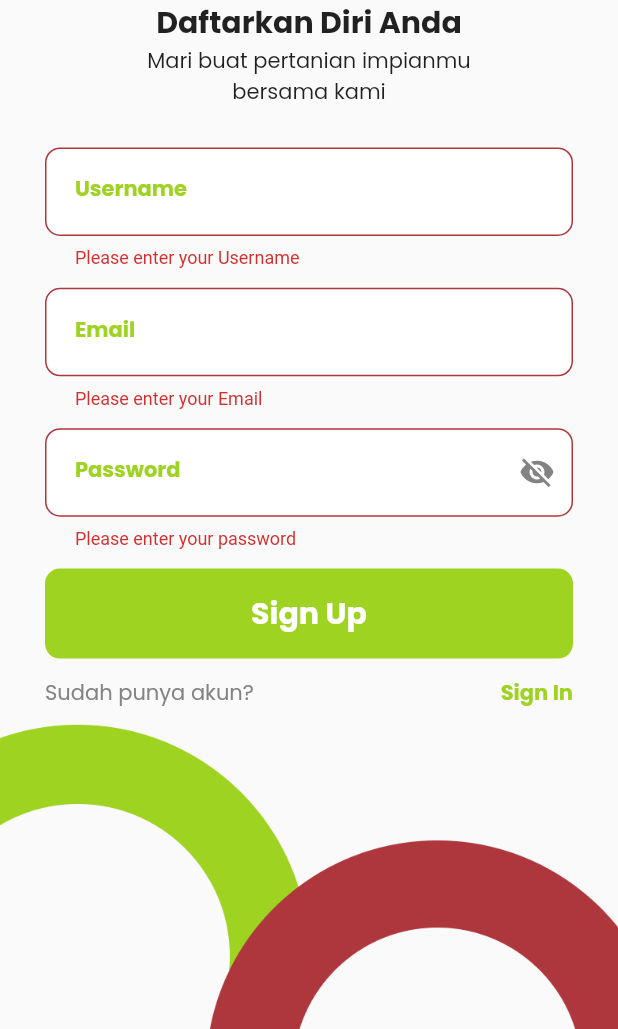
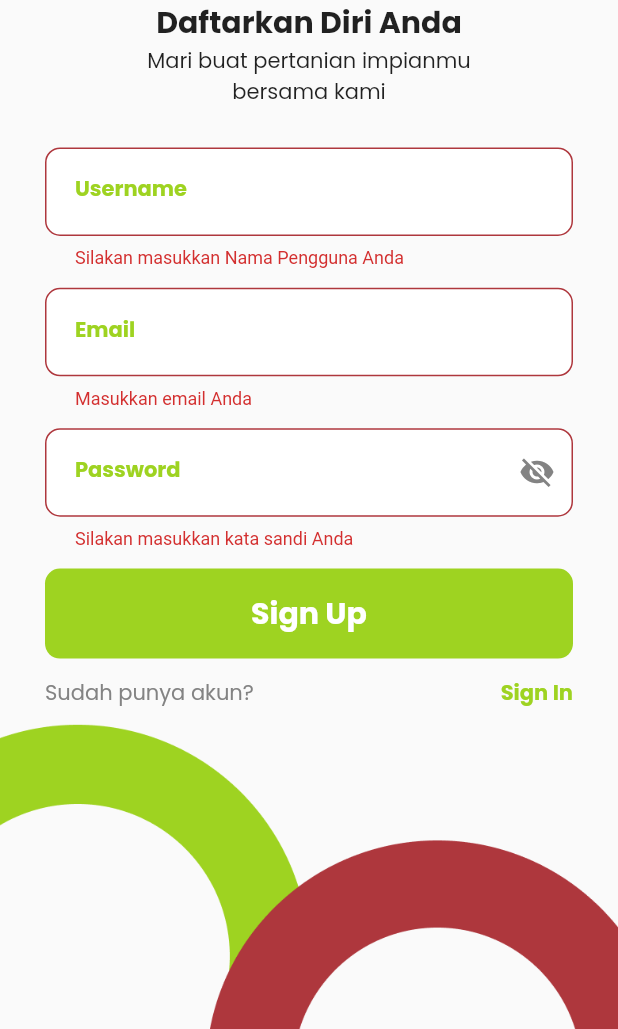
Before and after one commit to farhaznurjananto/FarmBase, a Flutter app: the RegisterScreen screen opened directly, after a tap on "Sign Up", on a phone screen of 412 x 824 dp, the part 207-1236 px from its top. Run offline on Flutter 3.47's test engine with Material 2 defaults, Android fonts, the light colour scheme and no system bars; our stand-ins replace cloud_firestore, curved_navigation_bar, firebase_auth, firebase_core, firebase_storage, geolocator and 5 more; accounts and stored records are empty.

Commit message:
final aftar testing

```diff
--- a/lib/view/login_screen.dart
+++ b/lib/view/login_screen.dart
@@ -34,8 +34,7 @@ class _LoginScreenState extends State<LoginScreen> {
             builder: (BuildContext context) {
               return AlertDialog(
                 title: const Text('Login Failed!'),
-                content:
-                    const Text('Pasitikan Email dan Password sudah benar!'),
+                content: const Text('Pastikan Email dan Password sudah benar!'),
                 actions: [
                   TextButton(
                     onPressed: () {
@@ -157,12 +156,12 @@ class _LoginScreenState extends State<LoginScreen> {
                         style: const TextStyle(fontSize: 16),
                         validator: (value) {
                           if (value == null || value.isEmpty) {
-                            return 'Please enter your Email';
+                            return 'Masukkan email Anda';
                           }
                           final emailRegex =
                               RegExp(r'^[\w-\.]+@([\w-]+\.)+[\w-]{2,}$');
                           if (!emailRegex.hasMatch(value)) {
-                            return 'Please enter a valid Email';
+                            return 'Tolong masukkan email yang benar';
                           }
                           return null;
                         },
@@ -221,10 +220,7 @@ class _LoginScreenState extends State<LoginScreen> {
                         style: const TextStyle(fontSize: 16),
                         validator: (value) {
                           if (value == null || value.isEmpty) {
-                            return 'Please enter your password';
-                          }
-                          if (value.length < 8) {
-                            return 'Password must be at least 8 characters long';
+                            return 'Silakan masukkan kata sandi Anda';
                           }
                           return null;
                         },
--- a/lib/view/note/note_create_screen.dart
+++ b/lib/view/note/note_create_screen.dart
@@ -102,7 +102,7 @@ class _NoteCreateScreenState extends State<NoteCreateScreen> {
         builder: (BuildContext context) {
           return AlertDialog(
             title: const Text('Gagal Melakukan Aksi!'),
-            content: const Text('Pasitikan Anda Mengisi Semua Form!'),
+            content: const Text('Pastikan Anda Mengisi Semua Form!'),
             actions: [
               TextButton(
                 onPressed: () {
@@ -374,7 +374,7 @@ class _NoteCreateScreenState extends State<NoteCreateScreen> {
                                     style: const TextStyle(fontSize: 16),
                                     validator: (value) {
                                       if (value!.isEmpty) {
-                                        return 'Please enter a title';
+                                        return 'Harap masukkan judul';
                                       }
                                       return null;
                                     },
@@ -429,7 +429,7 @@ class _NoteCreateScreenState extends State<NoteCreateScreen> {
                                     style: const TextStyle(fontSize: 16),
                                     validator: (value) {
                                       if (value!.isEmpty) {
-                                        return 'Please enter a description';
+                                        return 'Harap masukkan deskripsi';
                                       }
                                       return null;
                                     },
--- a/lib/view/register_screen.dart
+++ b/lib/view/register_screen.dart
@@ -38,7 +38,7 @@ class _RegisterScreenState extends State<RegisterScreen> {
             context: context,
             builder: (BuildContext context) {
               return AlertDialog(
-                title: const Text('Register Failed!'),
+                title: const Text('Register Gagal!'),
                 content: Text(result),
                 actions: [
                   TextButton(
@@ -60,9 +60,9 @@ class _RegisterScreenState extends State<RegisterScreen> {
             context: context,
             builder: (BuildContext context) {
               return AlertDialog(
-                title: const Text('Register Successful'),
+                title: const Text('Register Berhasil!'),
                 content: const Text(
-                    'Your registration is successful. Please login to continue.'),
+                    'Pendaftaran Anda berhasil. Silahkan masuk untuk melanjutkan.'),
                 actions: [
                   TextButton(
                     onPressed: () {
@@ -176,10 +176,10 @@ class _RegisterScreenState extends State<RegisterScreen> {
                         style: const TextStyle(fontSize: 16),
                         validator: (value) {
                           if (value == null || value.isEmpty) {
-                            return 'Please enter your Username';
+                            return 'Silakan masukkan Nama Pengguna Anda';
                           }
                           if (value.contains(' ')) {
-                            return 'Username cannot contain spaces';
+                            return 'Nama pengguna tidak boleh berisi spasi';
                           }
                           return null;
                         },
@@ -224,12 +224,12 @@ class _RegisterScreenState extends State<RegisterScreen> {
                         style: const TextStyle(fontSize: 16),
                         validator: (value) {
                           if (value == null || value.isEmpty) {
-                            return 'Please enter your Email';
+                            return 'Masukkan email Anda';
                           }
                           final emailRegex =
                               RegExp(r'^[\w-\.]+@([\w-]+\.)+[\w-]{2,}$');
                           if (!emailRegex.hasMatch(value)) {
-                            return 'Please enter a valid Email';
+                            return 'Tolong masukkan email yang benar';
                           }
                           return null;
                         },
@@ -288,23 +288,23 @@ class _RegisterScreenState extends State<RegisterScreen> {
                         style: const TextStyle(fontSize: 16),
                         validator: (value) {
                           if (value == null || value.isEmpty) {
-                            return 'Please enter your password';
+                            return 'Silakan masukkan kata sandi Anda';
                           }
                           if (value.length < 8) {
-                            return 'Password must be at least 8 characters long';
+                            return 'Panjang kata sandi minimal harus 8 karakter';
                           }
                           if (!value.contains(RegExp(r'[A-Z]'))) {
-                            return 'Password must contain at least one uppercase letter';
+                            return 'Kata sandi harus berisi setidaknya satu huruf besar';
                           }
                           if (!value.contains(RegExp(r'[a-z]'))) {
-                            return 'Password must contain at least one lowercase letter';
+                            return 'Kata sandi harus berisi setidaknya satu huruf kecil';
                           }
                           if (!value.contains(RegExp(r'[0-9]'))) {
-                            return 'Password must contain at least one number';
+                            return 'Kata sandi harus mengandung setidaknya satu angka';
                           }
                           if (!value
                               .contains(RegExp(r'[!@#$%^&*(),.?":{}|<>]'))) {
-                            return 'Password must contain at least one special character';
+                            return 'Kata sandi harus mengandung setidaknya satu karakter khusus';
                           }
                           return null;
                         },
```
